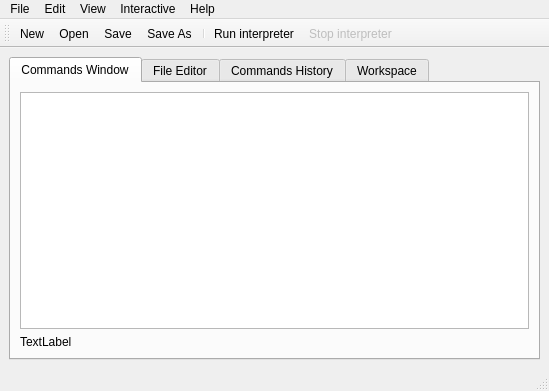
hyst329/mathproject, file ide/mainwindow.ui: the form before one commit.
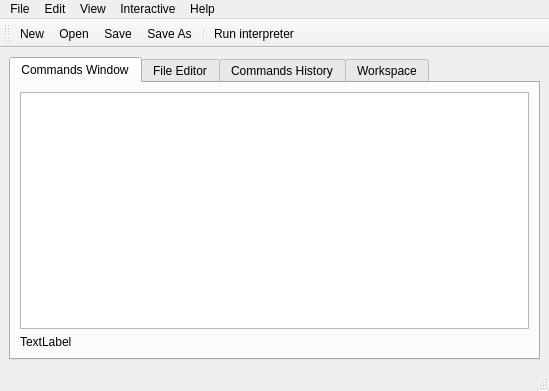
The form after the commit. Icons and pictures are not drawn. Custom widgets are drawn as their Qt base class.

Commit message: Graphics interface

What changed in the file:
```diff
--- a/ide/mainwindow.ui
+++ b/ide/mainwindow.ui
@@ -164,7 +164,6 @@
    <addaction name="actionSave_As"/>
    <addaction name="separator"/>
    <addaction name="actionRun_interpreter"/>
-   <addaction name="actionStop_interpreter"/>
   </widget>
   <action name="actionRun_interpreter">
    <property name="icon">
```
The commit also changes 2 other files.
